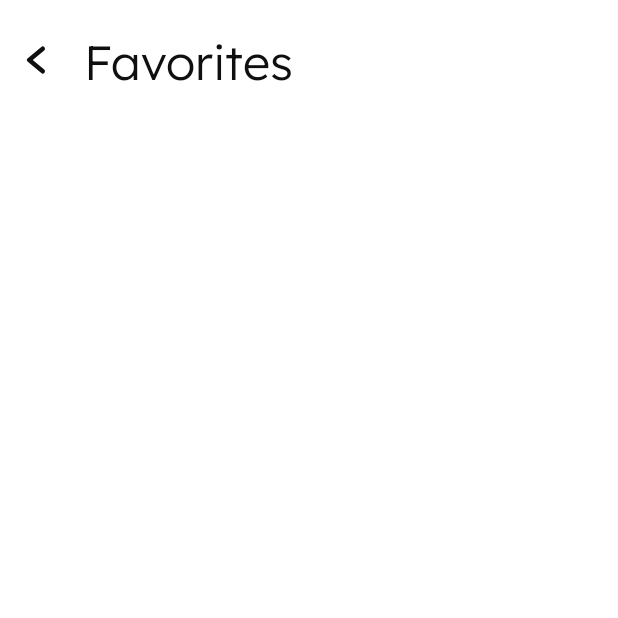
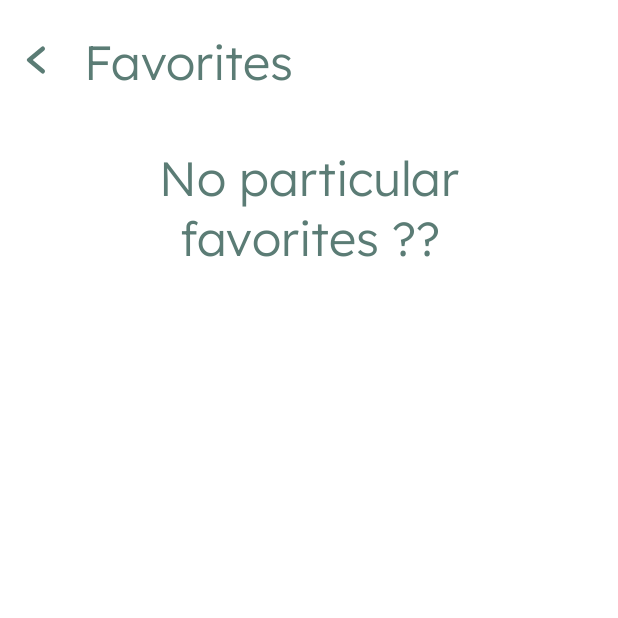
Before and after one commit to nsushant09/Wallpaper, an Android app: the FavoritesActivity screen opened directly, with no data from a screen before it, on a phone screen of 412 x 824 dp, the top half of it. Run offline under Robolectric (Android 15) with nearby library versions, the phone set to English and light mode, and no system bars; our stand-ins replace Room's generated code; pictures from the network do not load.

Commit message:
UI Changes

```diff
--- a/app/src/main/java/com/neupanesushant/wallpaper/domain/usecase/ad/InterstitialAdsManager.kt
+++ b/app/src/main/java/com/neupanesushant/wallpaper/domain/usecase/ad/InterstitialAdsManager.kt
@@ -43,6 +43,6 @@ class InterstitialAdsManager(
     }
 
     fun setContentCallback(contentCallback: FullScreenContentCallback) {
-        interstitialAd?.fullScreenContentCallback = contentCallback as FullScreenContentCallback
+        interstitialAd?.fullScreenContentCallback = contentCallback
     }
 }
--- a/app/src/main/java/com/neupanesushant/wallpaper/view/activities/MainActivity.kt
+++ b/app/src/main/java/com/neupanesushant/wallpaper/view/activities/MainActivity.kt
@@ -20,7 +20,7 @@ import com.neupanesushant.wallpaper.domain.model.Constants
 import com.neupanesushant.wallpaper.domain.model.KeyValue
 import com.neupanesushant.wallpaper.domain.model.Photo
 import com.neupanesushant.wallpaper.domain.usecase.ad.BannerAdsManager
-import com.neupanesushant.wallpaper.view.adapter.ImageSliderAdapter
+import com.neupanesushant.wallpaper.view.adapter.CategoryRvDisplayAdapter
 import com.neupanesushant.wallpaper.view.adapter.WallpaperDisplayAdapter
 import com.neupanesushant.wallpaper.view.fragment.BottomSheetCallback
 import com.neupanesushant.wallpaper.view.fragment.CategoryBottomSheet
@@ -41,7 +41,7 @@ class MainActivity : AppCompatActivity() {
         startActivity(intent)
     }
 
-    private val onSliderClick: (String) -> Unit = { string ->
+    private val onCategoryClick: (String) -> Unit = { string ->
         callSearchedImageActivity(string)
     }
 
@@ -64,9 +64,12 @@ class MainActivity : AppCompatActivity() {
 
     private fun setupViews() {
         bannerAdsManager.loadAd(binding.adView)
+        cacheViewModel.getSearchResponse("Random")
+
         binding.wallpaperRv.layoutManager = GridLayoutManager(this, 2)
-        cacheViewModel.getSearchResponse("Random")
-        setupSliderViewPager()
+
+//        binding.categoriesRv.layoutManager = GridLayoutManager(this, 2)
+//        setupCategoriesRv()
     }
 
     private fun setupEventListener() {
@@ -136,40 +139,8 @@ class MainActivity : AppCompatActivity() {
 
         mainViewModel.isLoading.observe(this) {
             binding.progressBar.isVisible = it
-            binding.wallpaperRv.isVisible = !it
+            binding.contentVisibleContainer.isVisible = !it
         }
-    }
-
-    private fun setupSliderViewPager() {
-
-        if (!SystemServiceManagers.isInternetConnected(this)) {
-            binding.vpImageSlider.isVisible = false
-            return
-        }
-
-        val adapter =
-            ImageSliderAdapter(this, sliderList, onSliderClick)
-        binding.vpImageSlider.adapter = adapter
-
-        var imageSliderRunnable: Runnable? = null
-
-        imageSliderRunnable = Runnable {
-            val currentItem = binding.vpImageSlider.currentItem
-            if (sliderList.size - 1 == currentItem) {
-                binding.vpImageSlider.setCurrentItem(
-                    0,
-                    true
-                )
-            } else {
-                binding.vpImageSlider.setCurrentItem(
-                    currentItem + 1,
-                    true
-                )
-            }
-            handler.postDelayed(imageSliderRunnable!!, 5000)
-        }
-
-        handler.postDelayed(imageSliderRunnable, 5000)
     }
 
     private fun setupWallpaperRv(list: List<Photo>) {
@@ -177,6 +148,11 @@ class MainActivity : AppCompatActivity() {
         binding.wallpaperRv.adapter = rvWallpaperAdapter
         mainViewModel.isLoading.value = false
     }
+
+//    private fun setupCategoriesRv() {
+//        val rvCategoriesAdapter = CategoryRvDisplayAdapter(this, sliderList, onCategoryClick)
+//        binding.categoriesRv.adapter = rvCategoriesAdapter
+//    }
 
     private fun callSearchedImageActivity(searchQuery: String) {
         val intent = Intent(this, SearchedImageActivity::class.java)
--- a/app/src/main/java/com/neupanesushant/wallpaper/view/adapter/CategoryDisplayAdapter.kt
+++ b/app/src/main/java/com/neupanesushant/wallpaper/view/adapter/CategoryDisplayAdapter.kt
@@ -5,11 +5,12 @@ import android.view.LayoutInflater
 import android.view.ViewGroup
 import androidx.recyclerview.widget.RecyclerView
 import com.neupanesushant.wallpaper.databinding.ItemCategoryBinding
+import com.neupanesushant.wallpaper.domain.model.KeyValue
 
 class CategoryDisplayAdapter(
     private val context: Context,
-    private val categoryList : List<String>,
-    private val onCategoryClick : (String) -> Unit
+    private val categoryList: List<String>,
+    private val onCategoryClick: (String) -> Unit
 ) :
     RecyclerView.Adapter<CategoryDisplayAdapter.ViewHolder>() {
 
--- a/app/src/main/res/layout/activity_favorites.xml
+++ b/app/src/main/res/layout/activity_favorites.xml
@@ -7,38 +7,36 @@
     <androidx.core.widget.NestedScrollView
         android:layout_width="match_parent"
         android:layout_height="match_parent"
-        android:scrollbars="vertical"
         android:scrollbarThumbVertical="?attr/greenAccordingBg"
-        >
+        android:scrollbars="vertical">
 
         <androidx.constraintlayout.widget.ConstraintLayout
             android:layout_width="match_parent"
             android:layout_height="match_parent"
-            android:paddingBottom="@dimen/dimen_32dp"
-            >
+            android:paddingBottom="@dimen/dimen_32dp">
 
             <LinearLayout
                 android:id="@+id/toolbarContainer"
                 android:layout_width="match_parent"
                 android:layout_height="wrap_content"
+                android:layout_marginTop="@dimen/dimen_16dp"
+
+                android:layout_marginEnd="@dimen/dimen_16dp"
+                android:gravity="center_vertical"
                 android:orientation="horizontal"
-
                 app:layout_constraintLeft_toLeftOf="parent"
                 app:layout_constraintRight_toRightOf="parent"
                 app:layout_constraintTop_toTopOf="parent"
-                android:gravity="center_vertical"
-                android:layout_marginTop="@dimen/dimen_16dp"
-                android:layout_marginEnd="@dimen/dimen_16dp"
                 tools:ignore="UseCompoundDrawables">
 
                 <ImageView
                     android:id="@+id/btnBack"
                     android:layout_width="@dimen/dimen_48dp"
                     android:layout_height="@dimen/dimen_48dp"
+                    android:contentDescription="@string/action_back"
                     android:padding="@dimen/dimen_12dp"
                     android:src="@drawable/ic_back"
-                    android:contentDescription="@string/action_back"
-                    app:tint="?attr/colorBackgroundInvert" />
+                    app:tint="?attr/colorPrimaryVariant" />
 
                 <TextView
                     android:id="@+id/favoritesTitle"
@@ -46,10 +44,10 @@
                     android:layout_width="wrap_content"
                     android:layout_height="wrap_content"
                     android:layout_marginStart="@dimen/dimen_8dp"
+                    android:ellipsize="end"
                     android:maxLines="1"
                     android:text="@string/favorites"
-                    android:ellipsize="end"
-                    />
+                    android:textColor="?attr/colorPrimaryVariant" />
 
             </LinearLayout>
 
@@ -58,27 +56,26 @@
                 android:layout_width="wrap_content"
                 android:layout_height="wrap_content"
 
+                android:layout_marginTop="@dimen/dimen_64dp"
+                android:indeterminateDrawable="@drawable/style_progressbar"
                 app:layout_constraintLeft_toLeftOf="parent"
                 app:layout_constraintRight_toRightOf="parent"
-                app:layout_constraintTop_toBottomOf="@id/toolbarContainer"
-                android:layout_marginTop="@dimen/dimen_64dp"
-                android:indeterminateDrawable="@drawable/style_progressbar"
-                />
+                app:layout_constraintTop_toBottomOf="@id/toolbarContainer" />
 
             <TextView
                 android:id="@+id/notFoundTv"
                 android:layout_width="match_parent"
                 android:layout_height="wrap_content"
 
+                android:layout_margin="@dimen/dimen_32dp"
+                android:fontFamily="?attr/fontLight"
+                android:gravity="center"
+                android:text="@string/no_particular_favorites"
+                android:textColor="?attr/colorPrimaryVariant"
+                android:textSize="@dimen/dimen_32dp"
+                app:layout_constraintEnd_toEndOf="parent"
                 app:layout_constraintStart_toStartOf="parent"
-                app:layout_constraintEnd_toEndOf="parent"
                 app:layout_constraintTop_toBottomOf="@id/toolbarContainer"
-                android:layout_margin="@dimen/dimen_32dp"
-                android:text="@string/there_are_no_any_favorite_contents"
-                android:gravity="center"
-                android:textColor="?attr/colorBackgroundInvert"
-                android:fontFamily="?attr/fontLight"
-                android:textSize="@dimen/dimen_32dp"
                 tools:ignore="SpUsage" />
 
             <androidx.recyclerview.widget.RecyclerView
@@ -86,13 +83,12 @@
                 android:layout_width="match_parent"
                 android:layout_height="wrap_content"
 
+                android:layout_margin="@dimen/dimen_16dp"
                 android:layout_marginTop="@dimen/dimen_16dp"
+                android:overScrollMode="never"
                 app:layout_constraintEnd_toEndOf="parent"
                 app:layout_constraintStart_toStartOf="parent"
-                app:layout_constraintTop_toBottomOf="@id/toolbarContainer"
-                android:overScrollMode="never"
-                android:layout_margin="@dimen/dimen_16dp"
-                />
+                app:layout_constraintTop_toBottomOf="@id/toolbarContainer" />
 
         </androidx.constraintlayout.widget.ConstraintLayout>
 
--- a/app/src/main/res/layout/activity_searched_image.xml
+++ b/app/src/main/res/layout/activity_searched_image.xml
@@ -29,7 +29,7 @@
                 android:gravity="center_vertical"
                 android:layout_marginTop="@dimen/dimen_16dp"
                 android:layout_marginEnd="@dimen/dimen_16dp"
-                >
+                tools:ignore="UseCompoundDrawables">
 
                 <ImageView
                     android:id="@+id/btnBack"
@@ -38,11 +38,13 @@
                     android:padding="@dimen/dimen_12dp"
                     android:src="@drawable/ic_back"
                     android:contentDescription="@string/action_back"
-                    app:tint="?attr/colorBackgroundInvert" />
+                    app:tint="?attr/colorPrimaryVariant"
+                    />
 
                 <TextView
                     android:id="@+id/searchTitle"
                     style="@style/LightHeader"
+                    android:textColor="?attr/colorPrimaryVariant"
                     android:layout_width="wrap_content"
                     android:layout_height="wrap_content"
                     android:layout_marginStart="@dimen/dimen_8dp"
--- a/app/src/main/res/values/strings.xml
+++ b/app/src/main/res/values/strings.xml
@@ -12,4 +12,9 @@
     <string name="download">Download</string>
     <string name="favorite">Favorite</string>
     <string name="there_are_no_any_favorite_contents">There are no any favorite contents</string>
+    <string name="find_wallpaper">Find Wallpaper...</string>
+    <string name="categories">Categories</string>
+    <string name="view_all">View all</string>
+    <string name="no_particular_favorites">No particular favorites ??</string>
+    <string name="free_wallpapers">Free Wallpapers</string>
 </resources>
```
Also changed, not shown: app/src/main/java/com/neupanesushant/wallpaper/view/activities/FavoritesActivity.kt (+5 -3 lines), app/src/main/java/com/neupanesushant/wallpaper/view/adapter/CategoryRvDisplayAdapter.kt (added, +46 -0 lines), app/src/main/java/com/neupanesushant/wallpaper/view/adapter/ImageSliderAdapter.kt (deleted, +0 -48 lines), app/src/main/res/layout/activity_main.xml (+77 -44 lines), app/src/main/res/layout/item_category_rv.xml (renamed from app/src/main/res/layout/item_slider_image.xml, +16 -14 lines).
